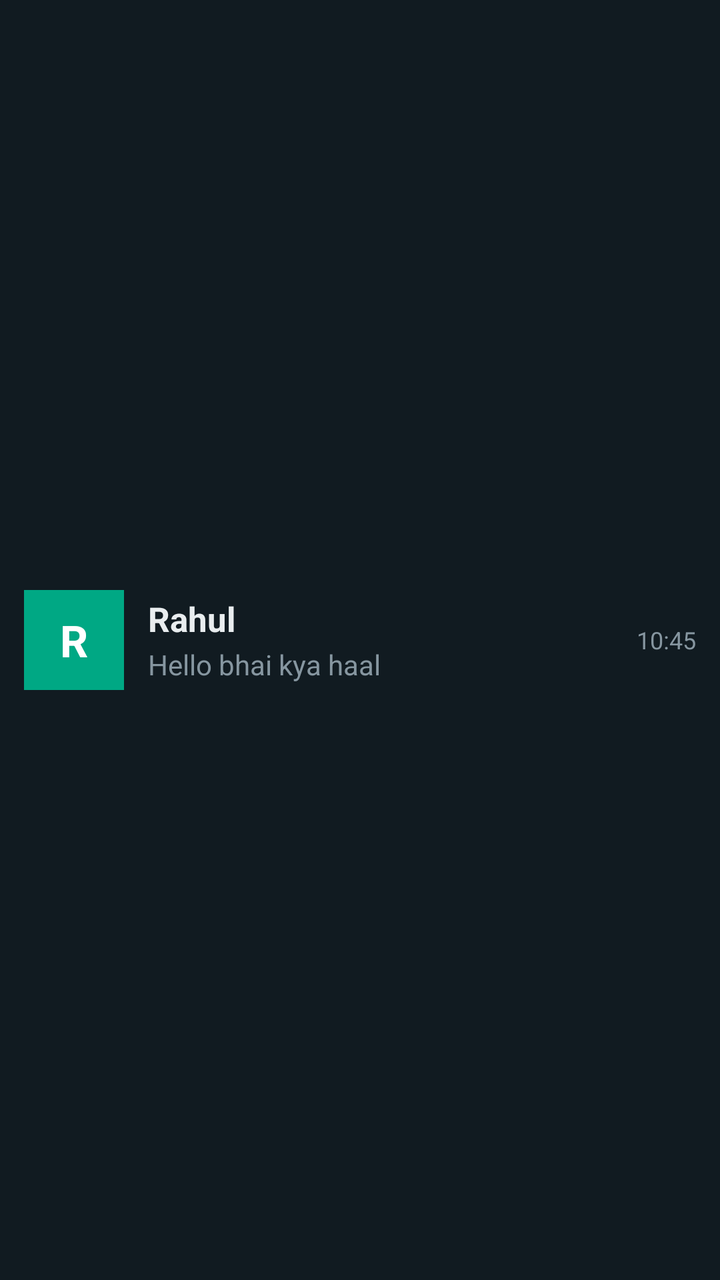
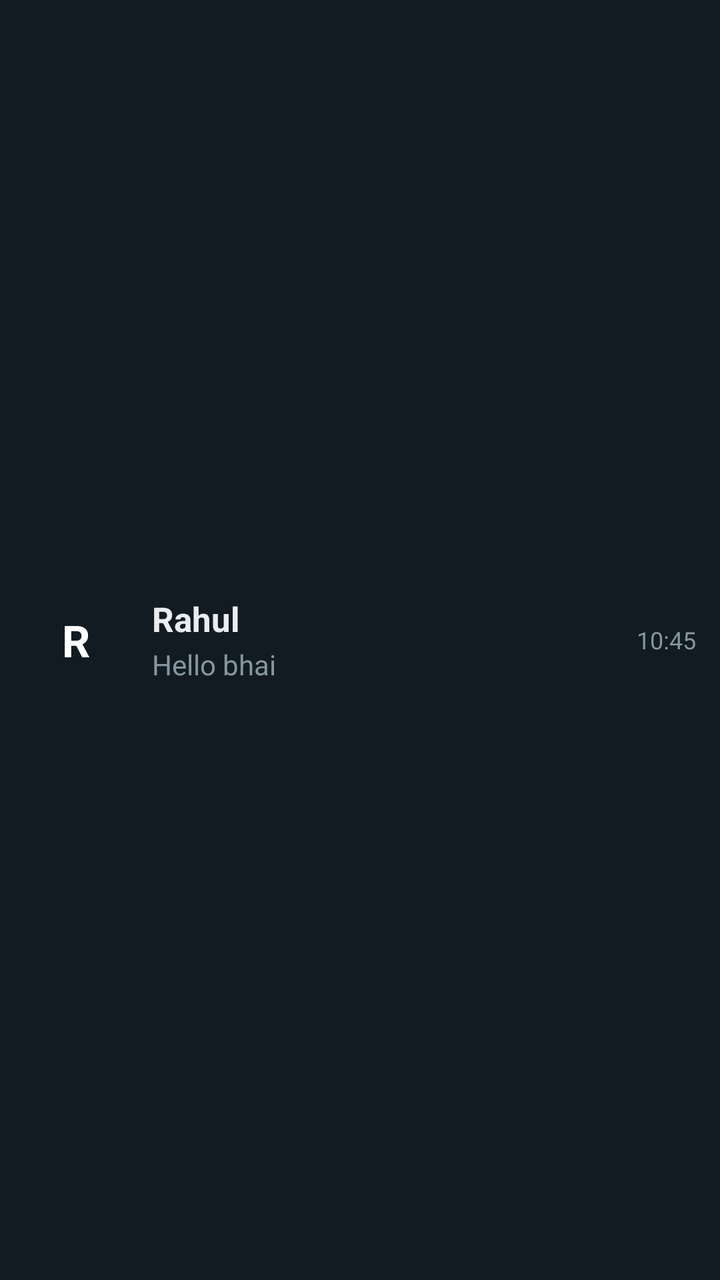

The first picture is an Android layout as it rendered before a commit; the second is the same layout after the commit. The layout source and the unified diff follow.
<!-- AndroidManifest.xml: application theme Theme.WorldClock -->
<!-- res/layout/item_chat.xml -->
<?xml version="1.0" encoding="utf-8"?>
<LinearLayout xmlns:android="http://schemas.android.com/apk/res/android"
    android:layout_width="match_parent"
    android:layout_height="wrap_content"
    android:background="@color/row_bg"
    android:orientation="horizontal"
    android:padding="12dp"
    android:gravity="center_vertical"
    android:clickable="true"
    android:focusable="true">

    
    <TextView
        android:id="@+id/avatar"
        android:layout_width="50dp"
        android:layout_height="50dp"
        android:background="@color/accent_green"
        android:gravity="center"
        android:text="R"
        android:textColor="#FFFFFF"
        android:textSize="22sp"
        android:textStyle="bold"/>

    
    <LinearLayout
        android:layout_width="0dp"
        android:layout_height="wrap_content"
        android:layout_weight="1"
        android:layout_marginStart="12dp"
        android:orientation="vertical">

        <TextView
            android:id="@+id/chatName"
            android:layout_width="match_parent"
            android:layout_height="wrap_content"
            android:text="Rahul"
            android:textColor="@color/text_primary"
            android:textSize="17sp"
            android:textStyle="bold"/>

        <TextView
            android:id="@+id/lastMessage"
            android:layout_width="match_parent"
            android:layout_height="wrap_content"
            android:text="Hello bhai kya haal"
            android:textColor="@color/text_secondary"
            android:textSize="14sp"
            android:maxLines="1"
            android:ellipsize="end"
            android:layout_marginTop="2dp"/>
    </LinearLayout>

    
    <TextView
        android:id="@+id/chatTime"
        android:layout_width="wrap_content"
        android:layout_height="wrap_content"
        android:text="10:45"
        android:textColor="@color/text_secondary"
        android:textSize="12sp"
        android:layout_marginStart="8dp"/>

</LinearLayout>
<!-- resources referenced by this layout -->
<resources>
  <color name="accent_green">#00A884</color>
  <color name="row_bg">#111B21</color>
  <color name="text_primary">#E9EDEF</color>
  <color name="text_secondary">#8696A0</color>
  <style name="Theme.WorldClock" parent="Theme.MaterialComponents.DayNight.NoActionBar">
          <item name="colorPrimary">@android:color/black</item>
          <item name="colorPrimaryVariant">@android:color/black</item>
          <item name="colorOnPrimary">@android:color/white</item>
      </style>
</resources>

<!-- the commit's change to res/layout/item_chat.xml (unified diff, before → after) -->
@@ -9,19 +9,17 @@
     android:clickable="true"
     android:focusable="true">
 
-    
     <TextView
         android:id="@+id/avatar"
-        android:layout_width="50dp"
-        android:layout_height="50dp"
-        android:background="@color/accent_green"
+        android:layout_width="52dp"
+        android:layout_height="52dp"
+        android:background="@drawable/avatar_bg"
         android:gravity="center"
         android:text="R"
         android:textColor="#FFFFFF"
         android:textSize="22sp"
         android:textStyle="bold"/>
 
-    
     <LinearLayout
         android:layout_width="0dp"
         android:layout_height="wrap_content"
@@ -42,7 +40,7 @@
             android:id="@+id/lastMessage"
             android:layout_width="match_parent"
             android:layout_height="wrap_content"
-            android:text="Hello bhai kya haal"
+            android:text="Hello bhai"
             android:textColor="@color/text_secondary"
             android:textSize="14sp"
             android:maxLines="1"
@@ -50,7 +48,6 @@
             android:layout_marginTop="2dp"/>
     </LinearLayout>
 
-    
     <TextView
         android:id="@+id/chatTime"
         android:layout_width="wrap_content"
<!-- resource entries referenced after the edit -->
@@ -1,6 +1,5 @@
 <!-- resources referenced by this layout -->
 <resources>
-  <color name="accent_green">#00A884</color>
   <color name="row_bg">#111B21</color>
   <color name="text_primary">#E9EDEF</color>
   <color name="text_secondary">#8696A0</color>
